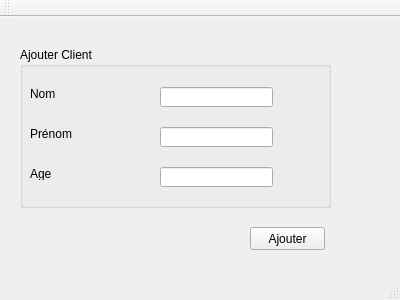
Old version of the form garderie_scolaire/mainwindow.ui in the repository Douabaghdadi/garderiescolaire.
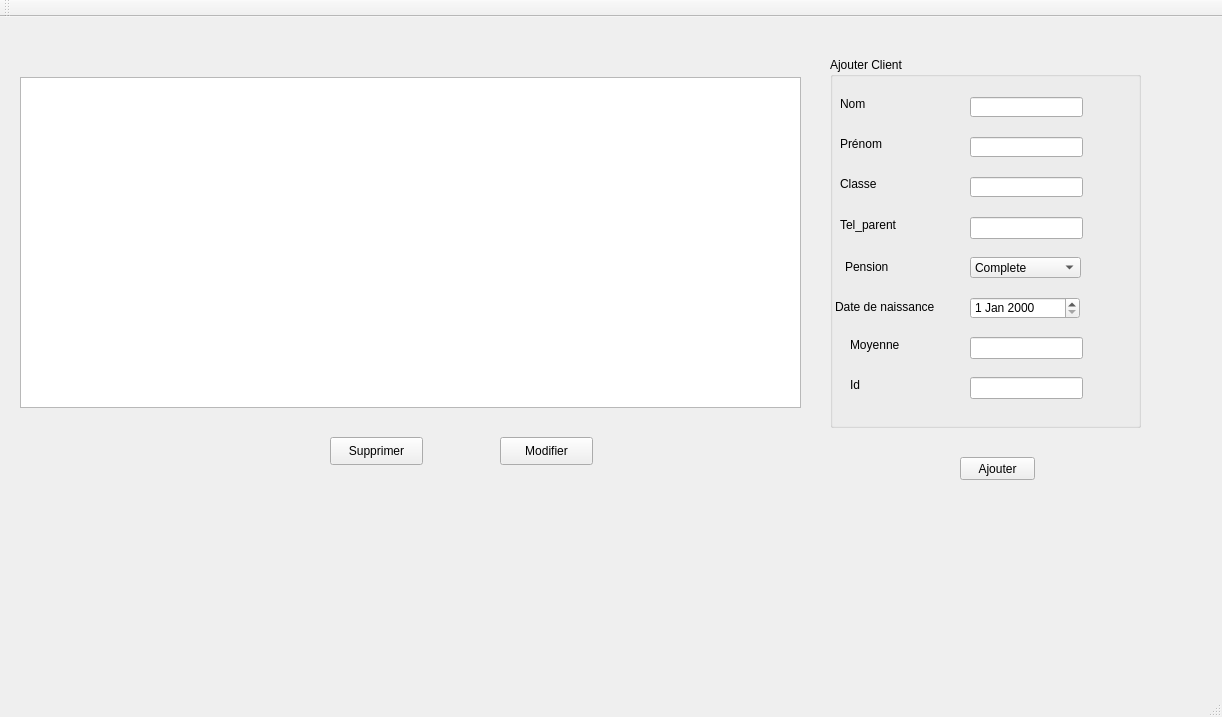
New version of the form.

```diff
--- a/garderie_scolaire/mainwindow.ui
+++ b/garderie_scolaire/mainwindow.ui
@@ -6,8 +6,8 @@
    <rect>
     <x>0</x>
     <y>0</y>
-    <width>400</width>
-    <height>300</height>
+    <width>1222</width>
+    <height>717</height>
    </rect>
   </property>
   <property name="windowTitle">
@@ -17,10 +17,10 @@
    <widget class="QGroupBox" name="groupBox">
     <property name="geometry">
      <rect>
-      <x>20</x>
-      <y>30</y>
+      <x>830</x>
+      <y>40</y>
       <width>311</width>
-      <height>161</height>
+      <height>371</height>
      </rect>
     </property>
     <property name="title">
@@ -62,7 +62,7 @@
       </rect>
      </property>
      <property name="text">
-      <string>Age</string>
+      <string>Classe</string>
      </property>
     </widget>
     <widget class="QLineEdit" name="lineEdit">
@@ -95,12 +95,142 @@
       </rect>
      </property>
     </widget>
+    <widget class="QLineEdit" name="tel_parent">
+     <property name="geometry">
+      <rect>
+       <x>140</x>
+       <y>160</y>
+       <width>113</width>
+       <height>22</height>
+      </rect>
+     </property>
+    </widget>
+    <widget class="QLabel" name="label_4">
+     <property name="geometry">
+      <rect>
+       <x>10</x>
+       <y>160</y>
+       <width>71</width>
+       <height>16</height>
+      </rect>
+     </property>
+     <property name="text">
+      <string>Tel_parent</string>
+     </property>
+    </widget>
+    <widget class="QComboBox" name="pension">
+     <property name="geometry">
+      <rect>
+       <x>140</x>
+       <y>200</y>
+       <width>111</width>
+       <height>21</height>
+      </rect>
+     </property>
+     <item>
+      <property name="text">
+       <string>Complete</string>
+      </property>
+     </item>
+     <item>
+      <property name="text">
+       <string>Externe</string>
+      </property>
+     </item>
+     <item>
+      <property name="text">
+       <string>Demi</string>
+      </property>
+     </item>
+    </widget>
+    <widget class="QLabel" name="label_5">
+     <property name="geometry">
+      <rect>
+       <x>15</x>
+       <y>200</y>
+       <width>61</width>
+       <height>20</height>
+      </rect>
+     </property>
+     <property name="text">
+      <string>Pension</string>
+     </property>
+    </widget>
+    <widget class="QDateEdit" name="date">
+     <property name="geometry">
+      <rect>
+       <x>140</x>
+       <y>240</y>
+       <width>110</width>
+       <height>22</height>
+      </rect>
+     </property>
+    </widget>
+    <widget class="QLabel" name="label_6">
+     <property name="geometry">
+      <rect>
+       <x>5</x>
+       <y>240</y>
+       <width>111</width>
+       <height>20</height>
+      </rect>
+     </property>
+     <property name="text">
+      <string>Date de naissance</string>
+     </property>
+    </widget>
+    <widget class="QLabel" name="label_7">
+     <property name="geometry">
+      <rect>
+       <x>20</x>
+       <y>280</y>
+       <width>56</width>
+       <height>16</height>
+      </rect>
+     </property>
+     <property name="text">
+      <string>Moyenne</string>
+     </property>
+    </widget>
+    <widget class="QLineEdit" name="moyenne">
+     <property name="geometry">
+      <rect>
+       <x>140</x>
+       <y>280</y>
+       <width>113</width>
+       <height>22</height>
+      </rect>
+     </property>
+    </widget>
+    <widget class="QLineEdit" name="id">
+     <property name="geometry">
+      <rect>
+       <x>140</x>
+       <y>320</y>
+       <width>113</width>
+       <height>22</height>
+      </rect>
+     </property>
+    </widget>
+    <widget class="QLabel" name="label_8">
+     <property name="geometry">
+      <rect>
+       <x>20</x>
+       <y>320</y>
+       <width>56</width>
+       <height>16</height>
+      </rect>
+     </property>
+     <property name="text">
+      <string>Id</string>
+     </property>
+    </widget>
    </widget>
    <widget class="QPushButton" name="pushButton">
     <property name="geometry">
      <rect>
-      <x>250</x>
-      <y>210</y>
+      <x>960</x>
+      <y>440</y>
       <width>75</width>
       <height>23</height>
      </rect>
@@ -109,6 +239,42 @@
      <string>Ajouter</string>
     </property>
    </widget>
+   <widget class="QTableView" name="tableView">
+    <property name="geometry">
+     <rect>
+      <x>20</x>
+      <y>60</y>
+      <width>781</width>
+      <height>331</height>
+     </rect>
+    </property>
+   </widget>
+   <widget class="QPushButton" name="pushButton_2">
+    <property name="geometry">
+     <rect>
+      <x>330</x>
+      <y>420</y>
+      <width>93</width>
+      <height>28</height>
+     </rect>
+    </property>
+    <property name="text">
+     <string>Supprimer</string>
+    </property>
+   </widget>
+   <widget class="QPushButton" name="pushButton_3">
+    <property name="geometry">
+     <rect>
+      <x>500</x>
+      <y>420</y>
+      <width>93</width>
+      <height>28</height>
+     </rect>
+    </property>
+    <property name="text">
+     <string>Modifier</string>
+    </property>
+   </widget>
   </widget>
   <widget class="QMenuBar" name="menuBar">
    <property name="geometry">
```
Left out of the diff: 10 changed lines with no effect on the pictures.
